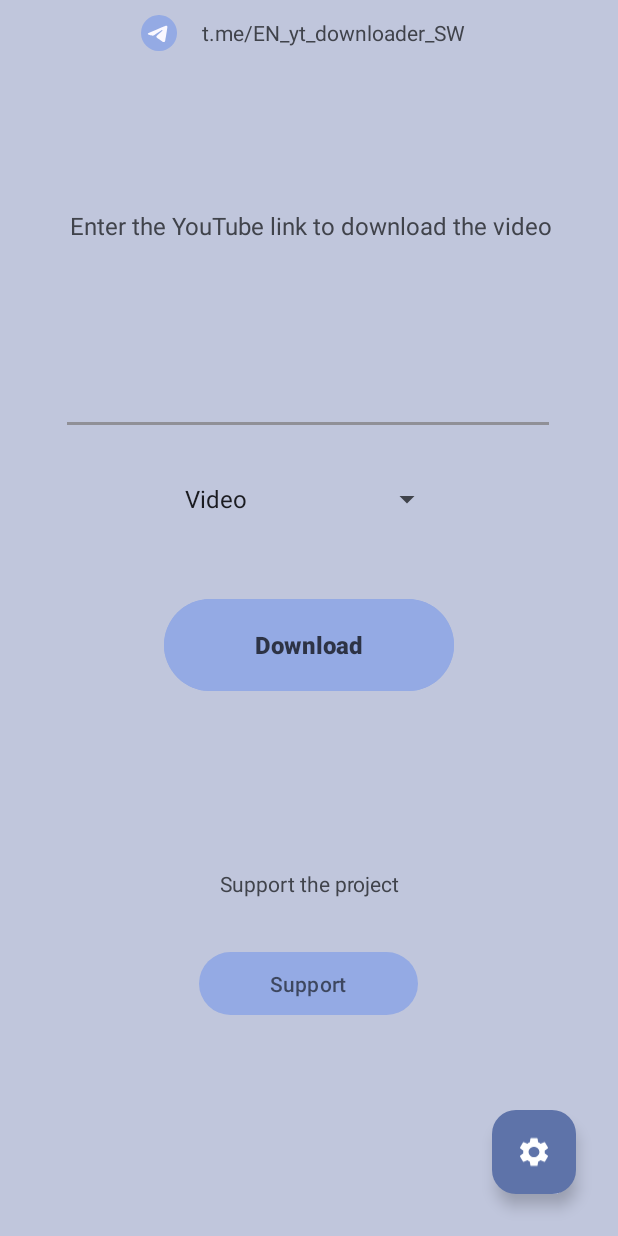
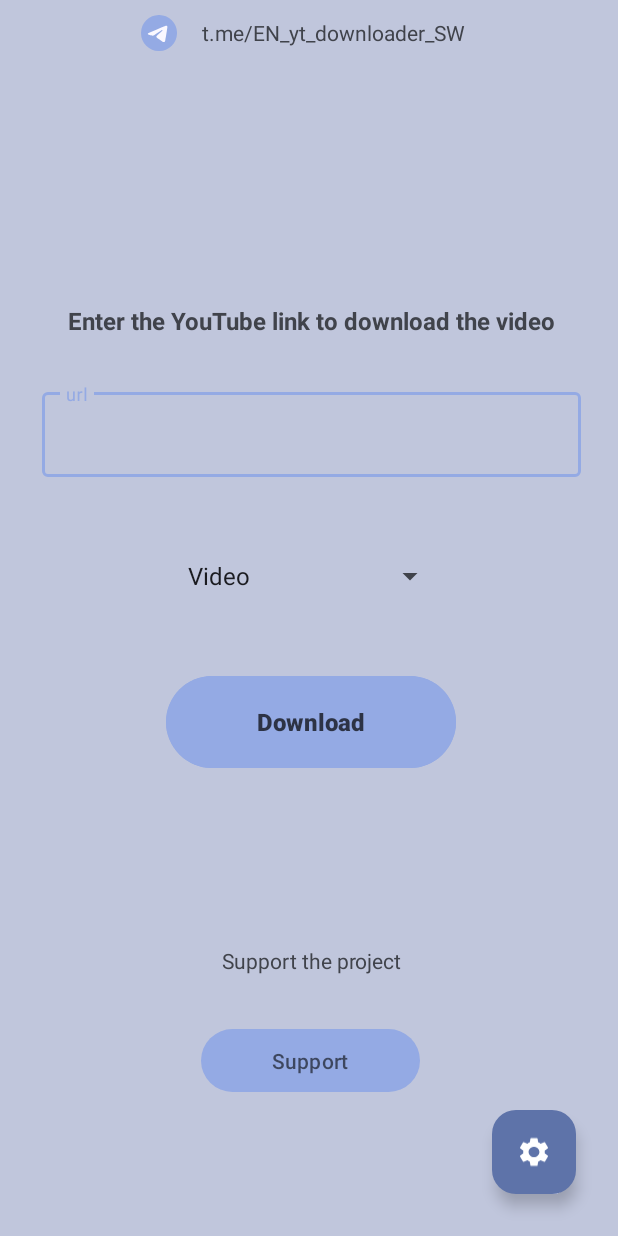
Before and after one commit to MrArtemIT/YouTube_downloader, an Android app: the screen it shows after launch (MainActivity), on a phone screen of 412 x 824 dp. Run offline under Robolectric (Android 15) with nearby library versions, the phone set to English and light mode, and no system bars; libraries missing offline, so code that uses them is left out: com.chaquo.python; 5 statements that could not run were skipped.

Commit message:
version 2.1 - Полностью обновлённый интерфейс. Все элементы интерфейса переведены из material2 на material3 с Dynamic color

```diff
--- a/app/src/main/java/com/soviet_wave/youtube_downloader/MainActivity.java
+++ b/app/src/main/java/com/soviet_wave/youtube_downloader/MainActivity.java
@@ -172,6 +172,7 @@ public class MainActivity extends AppCompatActivity {
                                     if (item_static == "Video") {
                                         Log.d("Thread", "Video");
                                         PyObject obj = pyobj.callAttr("main", url, item_static);
+                                        debug.setText("debug");
 
                                     } else if (item_static == "Playlist(BETA)") {
                                         Log.d("Thread", "Playlist");
--- a/app/src/main/java/com/soviet_wave/youtube_downloader/Settings.java
+++ b/app/src/main/java/com/soviet_wave/youtube_downloader/Settings.java
@@ -9,14 +9,15 @@ import android.net.Uri;
 import android.os.Bundle;
 import android.view.HapticFeedbackConstants;
 import android.view.View;
-import android.widget.Button;
 import android.widget.CompoundButton;
 import android.widget.ImageButton;
 import android.widget.Switch;
 import android.widget.TextView;
 
+import com.google.android.material.materialswitch.MaterialSwitch;
+
 public class Settings extends AppCompatActivity {
-    private Switch debug_sweech;
+    private MaterialSwitch debug_sweech;
     private TextView debug_text;
     private ImageButton button_github;
     private SharedPreferences pref;
@@ -30,7 +31,7 @@ public class Settings extends AppCompatActivity {
     protected void onCreate(Bundle savedInstanceState) {
         super.onCreate(savedInstanceState);
         setContentView(R.layout.activity_settings);
-        Switch debug_sweech = (Switch) findViewById(R.id.switch_debug);
+        debug_sweech = findViewById(R.id.switch_debug);
         TextView debug_text = findViewById(R.id.textView2);
         button_github = findViewById(R.id.github_Button);
         pref = getSharedPreferences(APP_PREFERENCES, Context.MODE_PRIVATE);
--- a/app/src/main/res/layout/activity_main.xml
+++ b/app/src/main/res/layout/activity_main.xml
@@ -35,16 +35,15 @@
     <TextView
         android:id="@+id/textView"
         android:layout_width="379dp"
-        android:layout_height="71dp"
-        android:layout_marginBottom="20dp"
+        android:layout_height="53dp"
         android:text="@string/start_text"
         android:textAlignment="center"
         android:textAllCaps="false"
         android:textSize="16sp"
-        app:layout_constraintBottom_toTopOf="@+id/editText"
-        app:layout_constraintEnd_toEndOf="@+id/editText"
-        app:layout_constraintHorizontal_bias="0.468"
-        app:layout_constraintStart_toStartOf="@+id/editText" />
+        android:textStyle="bold"
+        app:layout_constraintBottom_toTopOf="@+id/textInputLayout"
+        app:layout_constraintEnd_toEndOf="@+id/textInputLayout"
+        app:layout_constraintStart_toStartOf="@+id/textInputLayout" />
 
     <Button
         android:id="@+id/button"
@@ -52,33 +51,16 @@
         android:layout_height="69dp"
         android:layout_marginTop="40dp"
         android:backgroundTint="@color/material_dynamic_primary70"
+        android:hapticFeedbackEnabled="true"
         android:text="@string/start_button"
         android:textAlignment="center"
         android:textAllCaps="false"
         android:textColor="#B2000000"
         android:textSize="16sp"
         android:textStyle="bold"
-        app:layout_constraintEnd_toEndOf="@+id/editText"
-        app:layout_constraintHorizontal_bias="0.503"
-        app:layout_constraintStart_toStartOf="@+id/editText"
-        app:layout_constraintTop_toBottomOf="@+id/spinner"
-        android:hapticFeedbackEnabled="true"/>
-
-    <EditText
-        android:id="@+id/editText"
-        style="@style/Theme.MaterialYou"
-        android:layout_width="329dp"
-        android:layout_height="59dp"
-        android:layout_marginStart="38dp"
-        android:layout_marginEnd="39dp"
-        android:ems="10"
-        android:inputType="textPersonName"
-        android:textSize="16sp"
-        app:layout_constraintBottom_toBottomOf="parent"
-        app:layout_constraintEnd_toEndOf="parent"
-        app:layout_constraintStart_toStartOf="parent"
-        app:layout_constraintTop_toTopOf="parent"
-        app:layout_constraintVertical_bias="0.302" />
+        app:layout_constraintEnd_toEndOf="@+id/spinner"
+        app:layout_constraintStart_toStartOf="@+id/spinner"
+        app:layout_constraintTop_toBottomOf="@+id/spinner" />
 
     <TextView
         android:id="@+id/textV"
@@ -121,12 +103,12 @@
         android:id="@+id/spinner"
         android:layout_width="180dp"
         android:layout_height="45dp"
-        android:layout_marginTop="20dp"
-        app:layout_constraintEnd_toEndOf="@+id/editText"
-        app:layout_constraintHorizontal_bias="0.502"
-        app:layout_constraintStart_toStartOf="@+id/editText"
-        app:layout_constraintTop_toBottomOf="@+id/editText"
-        android:hapticFeedbackEnabled="true"/>
+        android:layout_marginTop="28dp"
+        android:hapticFeedbackEnabled="true"
+        app:layout_constraintEnd_toEndOf="@+id/textInputLayout"
+        app:layout_constraintHorizontal_bias="0.497"
+        app:layout_constraintStart_toStartOf="@+id/textInputLayout"
+        app:layout_constraintTop_toBottomOf="@+id/textInputLayout" />
 
     <Button
         android:id="@+id/button2"
@@ -163,4 +145,21 @@
         app:layout_constraintStart_toStartOf="@+id/button"
         app:layout_constraintTop_toBottomOf="@+id/button" />
 
+    <com.google.android.material.textfield.TextInputLayout
+        android:id="@+id/textInputLayout"
+        android:layout_width="359dp"
+        android:layout_height="77dp"
+        android:layout_marginTop="256dp"
+        app:layout_constraintEnd_toEndOf="parent"
+        app:layout_constraintHorizontal_bias="0.529"
+        app:layout_constraintStart_toStartOf="parent"
+        app:layout_constraintTop_toTopOf="parent">
+
+        <com.google.android.material.textfield.TextInputEditText
+            android:id="@+id/editText"
+            android:layout_width="match_parent"
+            android:layout_height="wrap_content"
+            android:hint="@string/input_text" />
+    </com.google.android.material.textfield.TextInputLayout>
+
 </androidx.constraintlayout.widget.ConstraintLayout>
--- a/app/src/main/res/layout/activity_settings.xml
+++ b/app/src/main/res/layout/activity_settings.xml
@@ -7,7 +7,7 @@
     android:theme="@style/Theme.MaterialYou_settings"
     tools:context=".Settings">
 
-    <Switch
+    <com.google.android.material.materialswitch.MaterialSwitch
         android:id="@+id/switch_debug"
         android:layout_width="330dp"
         android:layout_height="65dp"
@@ -52,7 +52,7 @@
         android:layout_marginStart="167dp"
         android:layout_marginEnd="168dp"
         android:layout_marginBottom="52dp"
-        android:text="@string/build_DEV"
+        android:text="@string/build"
         android:textAlignment="center"
         app:layout_constraintBottom_toBottomOf="parent"
         app:layout_constraintEnd_toEndOf="parent"
@@ -94,4 +94,5 @@
         app:layout_constraintHorizontal_bias="0.503"
         app:layout_constraintStart_toStartOf="@+id/github_Button" />
 
+
 </androidx.constraintlayout.widget.ConstraintLayout>
--- a/app/src/main/res/values/strings.xml
+++ b/app/src/main/res/values/strings.xml
@@ -15,6 +15,7 @@
     <string name="nav_header_title">Android Studio</string>
     <string name="nav_header_subtitle">android.studio@android.com</string>
     <string name="set_debug">Debug mode</string>
+    <string name="input_text">url</string>
 
 
 
@@ -24,8 +25,8 @@
     <string name="telegram_link">t.me/EN_yt_downloader_SW</string>
     <string name="telegram_linkV">https://t.me/EN_yt_downloader_SW</string>
 
-    <string name="version_name">version 2.0</string>
-    <string name="version_code">version code 8</string>
+    <string name="version_name">version 2.1</string>
+    <string name="version_code">version code 9</string>
     <string name="build_DEV">DEV build</string>
     <string name="build">RELEASE build</string>
 
```
Also changed, not shown: 2 other files.
